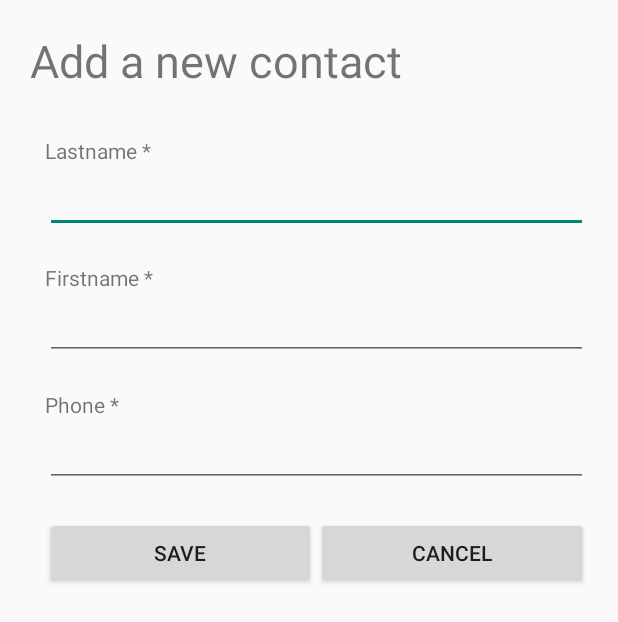
After one commit to tiserge2/contactme, an Android app: the AddContact screen opened directly, with no data from a screen before it, on a phone screen of 412 x 824 dp. The commit adds this screen. Shown: the top 622 px of the screen. Run offline under Robolectric (Android 15) with nearby library versions, the phone set to English and light mode, and no system bars.

Commit message:
pre final

```diff
--- a/app/build.gradle
+++ b/app/build.gradle
@@ -3,13 +3,13 @@ apply plugin: 'kotlin-android'
 apply plugin: 'kotlin-android-extensions'
 
 android {
-    compileSdkVersion 30
-    buildToolsVersion "30.0.2"
+    compileSdkVersion 29
+    buildToolsVersion "30.0.1"
 
     defaultConfig {
         applicationId "com.example.contactme"
         minSdkVersion 16
-        targetSdkVersion 30
+        targetSdkVersion 29
         versionCode 1
         versionName "1.0"
 
--- /dev/null
+++ b/app/src/main/java/com/example/contactme/AddContact.kt
@@ -0,0 +1,54 @@
+package com.example.contactme
+
+import android.content.Intent
+import androidx.appcompat.app.AppCompatActivity
+import android.os.Bundle
+import android.view.View
+import android.widget.EditText
+import android.widget.Toast
+import com.example.ekontest_hackathon.EmptyField
+
+class AddContact : AppCompatActivity() {
+    var lastname: EditText? = null
+    var firstname: EditText? = null
+    var phone: EditText? = null
+    override fun onCreate(savedInstanceState: Bundle?) {
+        super.onCreate(savedInstanceState)
+        setContentView(R.layout.activity_add_contact)
+        supportActionBar?.hide()
+
+        lastname = findViewById(R.id.editTextLastname)
+        firstname = findViewById(R.id.editTextFirstname)
+        phone = findViewById(R.id.editTextPhone)
+    }
+
+    fun saveContactAction(view: View) {
+        //save the contact
+        var db = DatabaseHelper(this)
+        val collection = arrayListOf<EditText>()
+        collection.add(findViewById(R.id.editTextLastname))
+        collection.add(findViewById(R.id.editTextFirstname))
+        collection.add(findViewById(R.id.editTextPhone))
+        var Empty = EmptyField(collection)
+
+        if(Empty.isAllFieldFilled) {
+            var result = db.insertContact(lastname?.text.toString(), firstname?.text.toString(), phone?.text.toString())
+
+            if(result == "success") {
+                Toast.makeText(applicationContext, "Contact saved successfully", Toast.LENGTH_LONG).show()
+                startActivity(Intent(applicationContext, ContactList::class.java))
+                finish()
+            } else {
+                Toast.makeText(applicationContext, "Cannot saved contact", Toast.LENGTH_LONG).show()
+            }
+        } else {
+            Toast.makeText(applicationContext, "All fields are required", Toast.LENGTH_LONG).show()
+        }
+    }
+
+    fun cancelSaveAction(view: View) {
+        //save the contact
+        startActivity(Intent(applicationContext, ContactList::class.java))
+        finish()
+    }
+}
--- a/app/src/main/java/com/example/contactme/MainActivity.kt
+++ b/app/src/main/java/com/example/contactme/MainActivity.kt
@@ -17,6 +17,7 @@ class MainActivity : AppCompatActivity() {
         handler.postDelayed({
             val intent = Intent(this, ContactList::class.java)
             startActivity(intent)
+            finish()
         }, 3000)
     }
 }
--- /dev/null
+++ b/app/src/main/res/layout/activity_add_contact.xml
@@ -0,0 +1,101 @@
+<?xml version="1.0" encoding="utf-8"?>
+<androidx.constraintlayout.widget.ConstraintLayout xmlns:android="http://schemas.android.com/apk/res/android"
+    xmlns:app="http://schemas.android.com/apk/res-auto"
+    xmlns:tools="http://schemas.android.com/tools"
+    android:layout_width="match_parent"
+    android:layout_height="match_parent"
+    tools:context=".AddContact">
+
+    <LinearLayout
+        android:id="@+id/linearLayout"
+        android:layout_width="match_parent"
+        android:layout_height="wrap_content"
+        android:orientation="vertical"
+        android:padding="20sp"
+        app:layout_constraintEnd_toEndOf="parent"
+        app:layout_constraintStart_toStartOf="parent"
+        app:layout_constraintTop_toTopOf="parent">
+
+        <TextView
+            android:id="@+id/textView5"
+            android:layout_width="match_parent"
+            android:layout_height="wrap_content"
+            android:layout_marginBottom="30sp"
+            android:text="Add a new contact"
+            android:textSize="30sp" />
+
+        <TextView
+            android:id="@+id/textView2"
+            android:layout_width="match_parent"
+            android:layout_height="wrap_content"
+            android:layout_marginLeft="10sp"
+            android:text="Lastname *" />
+
+        <EditText
+            android:id="@+id/editTextLastname"
+            android:layout_width="match_parent"
+            android:layout_height="wrap_content"
+            android:layout_marginLeft="10sp"
+            android:layout_marginBottom="20sp"
+            android:ems="10"
+            android:inputType="textPersonName" />
+
+        <TextView
+            android:id="@+id/textView3"
+            android:layout_width="match_parent"
+            android:layout_height="wrap_content"
+            android:layout_marginLeft="10sp"
+            android:text="Firstname *" />
+
+        <EditText
+            android:id="@+id/editTextFirstname"
+            android:layout_width="match_parent"
+            android:layout_height="wrap_content"
+            android:layout_marginLeft="10sp"
+            android:layout_marginBottom="20sp"
+            android:ems="10"
+            android:inputType="textPersonName" />
+
+        <TextView
+            android:id="@+id/textView4"
+            android:layout_width="match_parent"
+            android:layout_height="wrap_content"
+            android:layout_marginLeft="10sp"
+            android:text="Phone *" />
+
+
+        <EditText
+            android:id="@+id/editTextPhone"
+            android:layout_width="match_parent"
+            android:layout_height="wrap_content"
+            android:layout_marginLeft="10sp"
+            android:ems="10"
+            android:inputType="phone" />
+
+        <LinearLayout
+            android:layout_width="match_parent"
+            android:layout_height="match_parent"
+            android:layout_marginLeft="10sp"
+            android:layout_marginTop="20sp"
+            android:orientation="horizontal">
+
+            <Button
+                android:id="@+id/button6"
+                android:layout_width="wrap_content"
+                android:layout_height="wrap_content"
+                android:layout_weight="1"
+                android:onClick="saveContactAction"
+                android:text="Save" />
+
+            <Button
+                android:id="@+id/button5"
+                android:layout_width="wrap_content"
+                android:layout_height="wrap_content"
+                android:layout_weight="1"
+                android:onClick="cancelSaveAction"
+                android:text="Cancel" />
+
+        </LinearLayout>
+    </LinearLayout>
+
+</androidx.constraintlayout.widget.ConstraintLayout>
--- a/app/src/main/res/menu/menu_item.xml
+++ b/app/src/main/res/menu/menu_item.xml
@@ -8,5 +8,5 @@
         android:menuCategory="container"
         android:title="Search"
         app:actionViewClass="android.widget.SearchView"
-        app:showAsAction="always" />
+        app:showAsAction="always|collapseActionView" />
 </menu>
```
Also changed, not shown: app/src/main/AndroidManifest.xml (+7 -3 lines), app/src/main/java/com/example/contactme/ContactInformation.kt (added, +54 -0 lines), app/src/main/java/com/example/contactme/ContactList.kt (+51 -7 lines), app/src/main/java/com/example/contactme/CustomAdapter.kt (+61 -1 lines), app/src/main/java/com/example/contactme/CustomModel.kt (+6 -4 lines), app/src/main/java/com/example/contactme/DatabaseHelper.kt (added, +62 -0 lines), app/src/main/java/com/example/contactme/EditContact.kt (added, +65 -0 lines), app/src/main/java/com/example/contactme/EmptyField.kt (added, +17 -0 lines), app/src/main/res/layout/activity_contact_information.xml (added, +122 -0 lines), app/src/main/res/layout/activity_contact_list.xml (+6 -3 lines), app/src/main/res/layout/activity_edit_contact.xml (added, +100 -0 lines), app/src/main/res/layout/custom_listview.xml (+7 -4 lines).
